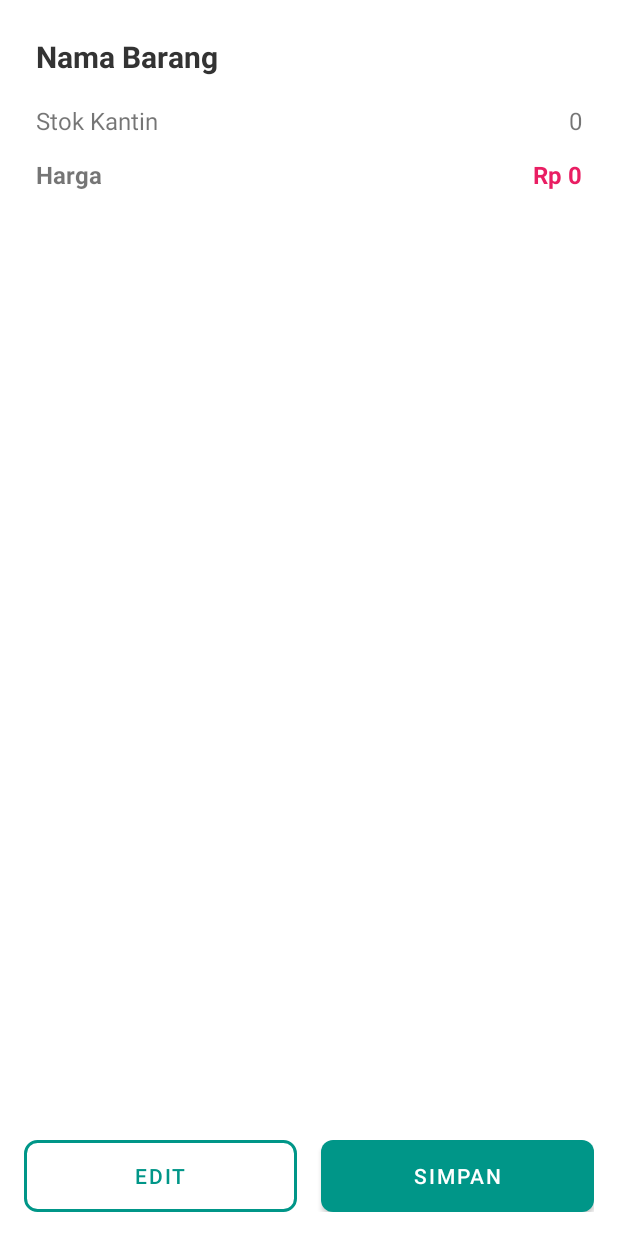
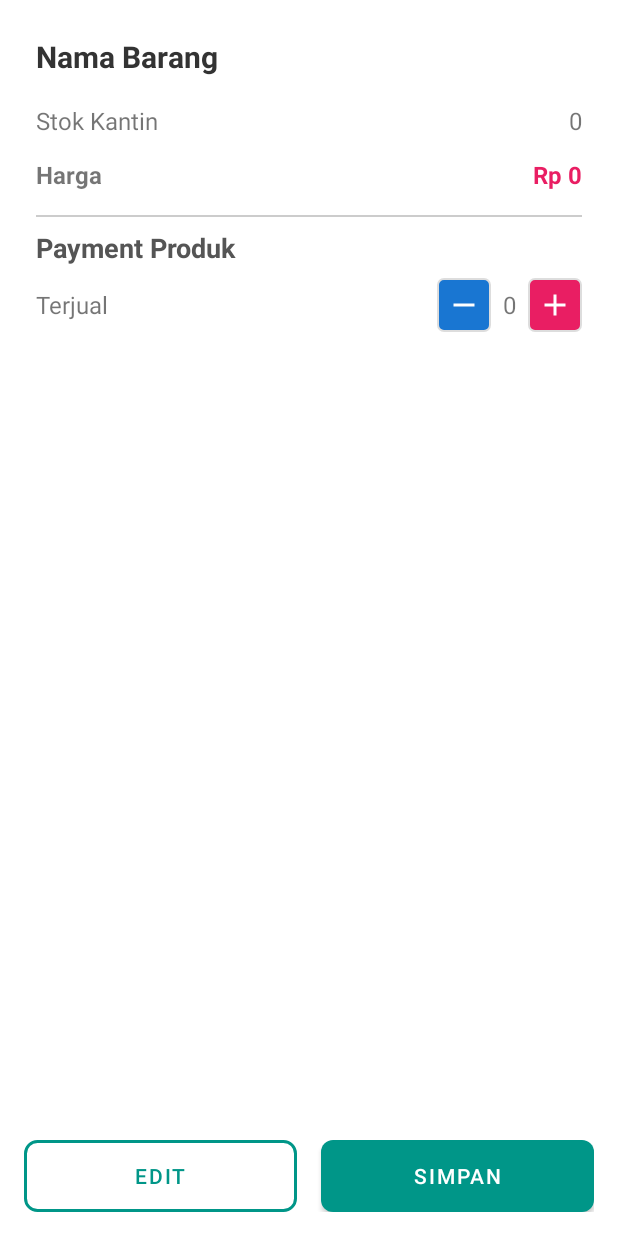
Before and after one commit to Taufiqurrohman58/gQasir, an Android app built with Jetpack Compose: the fragment DetailFragment shown on its own in the app's theme, on a phone screen of 412 x 824 dp. Run offline under Robolectric (Android 15) with nearby library versions, the phone set to English and light mode, and no system bars.

Commit message:
push ke lima

```diff
--- a/app/src/main/java/com/kerdus/gqasir/ProductAdapter.kt
+++ b/app/src/main/java/com/kerdus/gqasir/ProductAdapter.kt
@@ -35,7 +35,7 @@ class ProductAdapter(
     override fun onBindViewHolder(holder: ProductViewHolder, position: Int) {
         val product = products[position]
         holder.name.text = product.item.name
-        holder.price.text = product.item.price
+        holder.price.text = product.item.price.toString()
 
         holder.itemView.setOnClickListener {
             onItemClick(product)
--- a/app/src/main/java/com/kerdus/gqasir/data/api/response/ProdukResponse.kt
+++ b/app/src/main/java/com/kerdus/gqasir/data/api/response/ProdukResponse.kt
@@ -15,7 +15,7 @@ data class ProdukResponseItem(
 	val stockGudang: Int,
 
 	@field:SerializedName("price")
-	val price: String,
+	val price: Int,
 
 	@field:SerializedName("stock_kantin")
 	val stockKantin: Int,
--- a/app/src/main/java/com/kerdus/gqasir/ui/warehouse/WarehouseFragment.kt
+++ b/app/src/main/java/com/kerdus/gqasir/ui/warehouse/WarehouseFragment.kt
@@ -31,7 +31,7 @@ class WarehouseFragment : Fragment() {
 
     override fun onPrepareOptionsMenu(menu: Menu) {
         super.onPrepareOptionsMenu(menu)
-        menu.findItem(R.id.searchButton)?.isVisible = true // ✅ Tampilkan Search
+        menu.findItem(R.id.searchButton)?.isVisible = true
     }
 
     override fun onViewCreated(view: View, savedInstanceState: Bundle?) {
--- a/app/src/main/res/drawable/bg_round_button_red.xml
+++ b/app/src/main/res/drawable/bg_round_button_red.xml
@@ -3,8 +3,8 @@
     android:shape="rectangle">
 
     <!-- Warna latar biru -->
-    <solid android:color="#FF7043" />
-4
+    <solid android:color="#E91E63" />
+
     <!-- Border abu-abu -->
     <stroke
         android:color="#DDDDDD"
--- a/app/src/main/res/layout/activity_splash.xml
+++ b/app/src/main/res/layout/activity_splash.xml
@@ -9,10 +9,10 @@
 
     <ImageView
         android:id="@+id/imageView"
-        android:layout_width="80dp"
+        android:layout_width="180dp"
         android:layout_height="80dp"
         android:layout_marginTop="272dp"
-        android:src="@drawable/profiledefault"
+        android:src="@drawable/lgqasir"
         app:layout_constraintEnd_toEndOf="parent"
         app:layout_constraintHorizontal_bias="0.498"
         app:layout_constraintStart_toStartOf="parent"
@@ -35,7 +35,7 @@
         android:id="@+id/copyright"
         android:layout_width="wrap_content"
         android:layout_height="wrap_content"
-        android:text="© KKN Posko 9 | UIM"
+        android:text="© KKN Posko 9 | UIM 2025"
         android:textColor="@color/white"
         android:textSize="13sp"
         app:layout_constraintBottom_toBottomOf="parent"
--- a/app/src/main/res/layout/fragment_detail.xml
+++ b/app/src/main/res/layout/fragment_detail.xml
@@ -85,6 +85,67 @@
                     android:textStyle="bold" />
             </LinearLayout>
 
+            <!-- Garis Pembatas -->
+            <View
+                android:layout_width="match_parent"
+                android:layout_height="1dp"
+                android:layout_marginTop="16dp"
+                android:layout_marginBottom="8dp"
+                android:background="#CCCCCC" />
+
+            <!-- Judul Payment Produk -->
+            <TextView
+                android:layout_width="wrap_content"
+                android:layout_height="wrap_content"
+                android:text="Payment Produk"
+                android:textSize="18sp"
+                android:textStyle="bold"
+                android:textColor="#555555"
+                android:layout_marginBottom="8dp" />
+
+            <!-- Terjual -->
+            <LinearLayout
+                android:layout_width="match_parent"
+                android:layout_height="wrap_content"
+                android:layout_marginBottom="8dp"
+                android:gravity="center_vertical"
+                android:orientation="horizontal">
+
+                <TextView
+                    android:layout_width="0dp"
+                    android:layout_height="wrap_content"
+                    android:layout_weight="1"
+                    android:text="Terjual"
+                    android:textSize="16sp" />
+
+                <ImageButton
+                    android:id="@+id/btnMinusTerjual"
+                    android:layout_width="36dp"
+                    android:layout_height="36dp"
+                    android:background="@drawable/bg_round_button_blue"
+                    android:contentDescription="Kurangi"
+                    android:padding="4dp"
+                    android:scaleType="centerInside"
+                    android:src="@drawable/baseline_remove_24" />
+
+                <TextView
+                    android:id="@+id/valueTerjual"
+                    android:layout_width="wrap_content"
+                    android:layout_height="wrap_content"
+                    android:layout_marginHorizontal="8dp"
+                    android:text="0"
+                    android:textSize="16sp" />
+
+                <ImageButton
+                    android:id="@+id/btnPlusTerjual"
+                    android:layout_width="36dp"
+                    android:layout_height="36dp"
+                    android:background="@drawable/bg_round_button_red"
+                    android:contentDescription="Tambah"
+                    android:padding="4dp"
+                    android:scaleType="centerInside"
+                    android:src="@drawable/baseline_add_24" />
+            </LinearLayout>
 
         </LinearLayout>
     </ScrollView>
--- a/app/src/main/res/navigation/mobile_navigation.xml
+++ b/app/src/main/res/navigation/mobile_navigation.xml
@@ -60,6 +60,9 @@
         <action
             android:id="@+id/action_detailFragment_to_editFragment"
             app:destination="@id/editFragment" />
+        <action
+            android:id="@+id/action_detailFragment_to_homeFragment"
+            app:destination="@id/nav_home" />
     </fragment>
 
     <!-- Result Fragment -->
```
Also changed, not shown: app/src/main/java/com/kerdus/gqasir/data/Repository.kt (+13 -0 lines), app/src/main/java/com/kerdus/gqasir/data/api/request/TransaksiRequest.kt (added, +8 -0 lines), app/src/main/java/com/kerdus/gqasir/data/api/retrofit/ApiService.kt (+6 -3 lines), app/src/main/java/com/kerdus/gqasir/ui/detail/DetailFragment.kt (+53 -1 lines), app/src/main/res/drawable/lgqasir.png (added).
